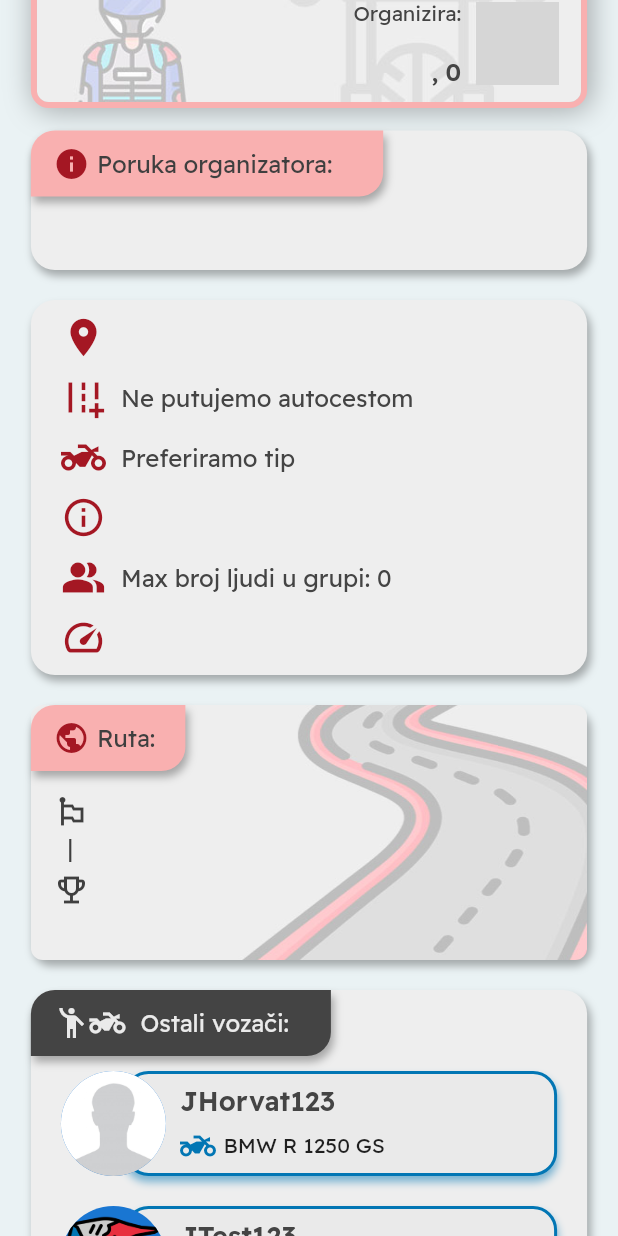
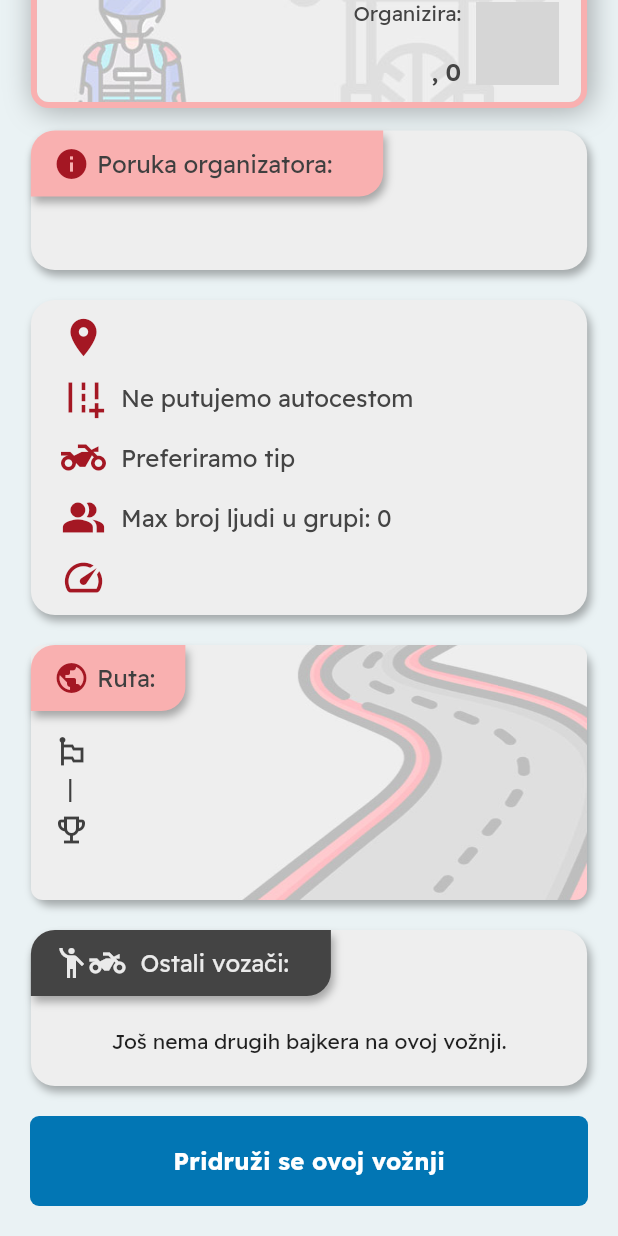
Before and after one commit to CroAnna/BikerZone, a Flutter app: the RideDetailsScreen screen opened directly with empty values, scrolled down 263 dp, on a phone screen of 412 x 824 dp. Run offline on Flutter 3.47's test engine with Material 2 defaults, Android fonts, the phone set to English and light mode, and no system bars; our stand-ins replace cloud_firestore, dot_navigation_bar, firebase_auth, firebase_core, firebase_storage, image_picker; accounts and stored records are empty; network calls fail; grey boxes are pictures that could not be loaded.

Commit message:
[ADD] read riders and their data in ride details, display message if there is no other riders or subcollection doesn't exist

```diff
--- a/lib/models/user.dart
+++ b/lib/models/user.dart
@@ -4,6 +4,7 @@ class UserC {
   final String fullname;
   final String imageUrl;
   final String uid;
+  final String bike;
   final String description;
   final String email;
   final String username;
@@ -16,7 +17,8 @@ class UserC {
       required this.description,
       required this.email,
       required this.username,
-      required this.birthday});
+      required this.birthday,
+      required this.bike});
 
   factory UserC.fromDocument(DocumentSnapshot doc) {
     final data = doc.data() as Map<String, dynamic>;
@@ -26,6 +28,7 @@ class UserC {
     final description = data['description'] as String;
     final email = data['email'] as String;
     final username = data['username'] as String;
+    final bike = data['bike'] as String;
     final birthday = (data['birthday'] as Timestamp).toDate();
 
     return UserC(
@@ -35,6 +38,7 @@ class UserC {
         description: description,
         email: email,
         username: username,
-        birthday: birthday);
+        birthday: birthday,
+        bike: bike);
   }
 }
--- a/lib/screens/ride_details_screen.dart
+++ b/lib/screens/ride_details_screen.dart
@@ -4,14 +4,32 @@ import 'package:bikerzone/services/user_service.dart';
 import 'package:bikerzone/widgets/large_button_custom.dart';
 import 'package:bikerzone/widgets/stop_points_custom.dart';
 import 'package:bikerzone/widgets/top_navigation_custom.dart';
+import 'package:cloud_firestore/cloud_firestore.dart';
 import 'package:flutter/material.dart';
 import 'package:intl/intl.dart';
 
 // ignore: must_be_immutable
-class RideDetailsScreen extends StatelessWidget {
+class RideDetailsScreen extends StatefulWidget {
   RideDetailsScreen({super.key, required this.ride, required this.user});
   Ride ride;
   UserC user;
+
+  @override
+  State<RideDetailsScreen> createState() => _RideDetailsScreenState();
+}
+
+class _RideDetailsScreenState extends State<RideDetailsScreen> {
+  late Stream<QuerySnapshot> _streamRiders;
+
+  @override
+  void initState() {
+    super.initState();
+    _streamRiders = FirebaseFirestore.instance
+        .collection('rides')
+        .doc(widget.ride.id)
+        .collection('riders')
+        .snapshots();
+  }
 
   @override
   Widget build(BuildContext context) {
@@ -27,11 +45,18 @@ class RideDetailsScreen extends StatelessWidget {
                   leftIcon: Icons.arrow_back,
                   mainText: "Detalji",
                   rightIcon: null),
-              DetailsCard1(screenWidth: screenWidth, ride: ride, user: user),
-              DetailsCard2(screenWidth: screenWidth, ride: ride, user: user),
-              DetailsCard3(screenWidth: screenWidth, ride: ride),
-              StopPointsCustom(screenWidth: screenWidth, ride: ride),
-              DetailsCard4(screenWidth: screenWidth),
+              DetailsCard1(
+                  screenWidth: screenWidth,
+                  ride: widget.ride,
+                  user: widget.user),
+              DetailsCard2(
+                  screenWidth: screenWidth,
+                  ride: widget.ride,
+                  user: widget.user),
+              DetailsCard3(screenWidth: screenWidth, ride: widget.ride),
+              StopPointsCustom(screenWidth: screenWidth, ride: widget.ride),
+              DetailsCard4(
+                  screenWidth: screenWidth, streamRiders: _streamRiders),
               Container(
                 margin: const EdgeInsets.symmetric(vertical: 20),
                 child: const LargeButtonCustom(
@@ -309,7 +334,6 @@ class DetailsCard3 extends StatelessWidget {
             ? "Prihvaćamo sve tipove motora"
             : "Preferiramo tip ${ride.acceptType}"
       },
-      {"icon": Icons.info_outline, "text": ride.exactStartingPoint},
       {
         "icon": Icons.people_alt,
         "text": "Max broj ljudi u grupi: ${ride.maxPeople}"
@@ -317,7 +341,7 @@ class DetailsCard3 extends StatelessWidget {
       {"icon": Icons.speed, "text": ride.pace},
     ];
     return Container(
-      height: 250,
+      height: 210,
       width: screenWidth * 0.9,
       decoration: BoxDecoration(
         color: const Color(0xFFEEEEEE),
@@ -373,29 +397,13 @@ class DetailsCard3 extends StatelessWidget {
 }
 
 class DetailsCard4 extends StatelessWidget {
-  const DetailsCard4({super.key, required this.screenWidth});
+  const DetailsCard4(
+      {super.key, required this.screenWidth, required this.streamRiders});
   final double screenWidth;
+  final dynamic streamRiders;
 
   @override
   Widget build(BuildContext context) {
-    final List<Map<String, dynamic>> helpRiders;
-    helpRiders = [
-      {
-        "name": "JHorvat123",
-        "bike": "BMW R 1250 GS",
-        "image": "lib/images/no_image.jpg"
-      },
-      {
-        "name": "JTest123",
-        "bike": "Honda CBR 1500",
-        "image": "lib/images/helmet.png"
-      },
-      {
-        "name": "JMIki123",
-        "bike": "Tomos APN 6S",
-        "image": "lib/images/no_image.jpg"
-      }
-    ];
     return Container(
       width: screenWidth * 0.9,
       decoration: BoxDecoration(
@@ -446,12 +454,42 @@ class DetailsCard4 extends StatelessWidget {
               ),
             ),
           ),
-          SizedBox(
-            height: helpRiders.length * 91,
-            child: ListView.builder(
-                itemCount: helpRiders.length,
+          StreamBuilder<QuerySnapshot>(
+              stream: streamRiders,
+              builder: (context, snapshot) {
+                if (snapshot.hasError) {
+                  return Text(snapshot.error.toString());
+                }
+                if (!snapshot.hasData) {
+                  return const CircularProgressIndicator();
+                }
+                final riders = snapshot.data!.docs;
+
+                return SizedBox(
+                  height: riders.isEmpty ? 60 : riders.length * 91,
+                  child: riders.isEmpty
+                      ? const Center(
+                          child:
+                              Text("Još nema drugih bajkera na ovoj vožnji."))
+                      : ListView.builder(
+                          itemCount: riders.length,
                           physics: const NeverScrollableScrollPhysics(),
                           itemBuilder: (context, index) {
+                            final riderRef =
+                                riders[index]['user_id'] as DocumentReference;
+
+                            return FutureBuilder<DocumentSnapshot>(
+                              future: riderRef.get(),
+                              builder: (context, snapshot) {
+                                if (snapshot.connectionState ==
+                                    ConnectionState.waiting) {
+                                  return const CircularProgressIndicator();
+                                }
+
+                                if (snapshot.hasData && snapshot.data!.exists) {
+                                  final riderObject =
+                                      UserC.fromDocument(snapshot.data!);
+
                                   return Padding(
                                     padding: const EdgeInsets.symmetric(
                                         horizontal: 20, vertical: 10),
@@ -466,39 +504,49 @@ class DetailsCard4 extends StatelessWidget {
                                             decoration: BoxDecoration(
                                                 color: const Color(0xFFEAEAEA),
                                                 border: Border.all(
-                                    color: const Color(0xFF0276B4), width: 2),
+                                                    color:
+                                                        const Color(0xFF0276B4),
+                                                    width: 2),
                                                 boxShadow: [
                                                   BoxShadow(
-                                    color: const Color(0xFF0276B4)
+                                                    color:
+                                                        const Color(0xFF0276B4)
                                                             .withOpacity(0.5),
                                                     blurRadius: 4,
                                                     offset: const Offset(0, 4),
                                                   )
                                                 ],
-                                borderRadius: BorderRadius.circular(16)),
+                                                borderRadius:
+                                                    BorderRadius.circular(16)),
                                             child: Padding(
-                              padding: const EdgeInsets.only(left: 35),
+                                              padding: const EdgeInsets.only(
+                                                  left: 35),
                                               child: Column(
-                                crossAxisAlignment: CrossAxisAlignment.start,
+                                                crossAxisAlignment:
+                                                    CrossAxisAlignment.start,
                                                 mainAxisAlignment:
-                                    MainAxisAlignment.spaceEvenly,
+                                                    MainAxisAlignment
+                                                        .spaceEvenly,
                                                 children: [
                                                   Text(
-                                    helpRiders[index]['name'],
+                                                    riderObject.username,
                                                     style: const TextStyle(
                                                         fontSize: 18,
-                                        fontWeight: FontWeight.w600,
-                                        color: Color(0xFF444444)),
+                                                        fontWeight:
+                                                            FontWeight.w600,
+                                                        color:
+                                                            Color(0xFF444444)),
                                                   ),
                                                   Row(
                                                     children: [
                                                       const Icon(
                                                         Icons.two_wheeler,
                                                         size: 24,
-                                        color: Color(0xFF0276B4),
+                                                        color:
+                                                            Color(0xFF0276B4),
                                                       ),
                                                       const SizedBox(width: 5),
-                                      Text(helpRiders[index]['bike']),
+                                                      Text(riderObject.bike),
                                                     ],
                                                   )
                                                 ],
@@ -508,14 +556,25 @@ class DetailsCard4 extends StatelessWidget {
                                         ),
                                         CircleAvatar(
                                           radius: 35,
-                          backgroundImage:
-                              AssetImage(helpRiders[index]['image']),
+                                          backgroundImage: riderObject
+                                                  .imageUrl.isNotEmpty
+                                              ? NetworkImage(
+                                                      riderObject.imageUrl)
+                                                  as ImageProvider<Object>
+                                              : const AssetImage(
+                                                  'lib/images/no_image.jpg'),
                                         ),
                                       ],
                                     ),
                                   );
+                                } else {
+                                  return const Text('User not found');
+                                }
+                              },
+                            );
                           }),
-          )
+                );
+              })
         ],
       ),
     );
```
Lines whose indentation alone changed are shown as unchanged.
